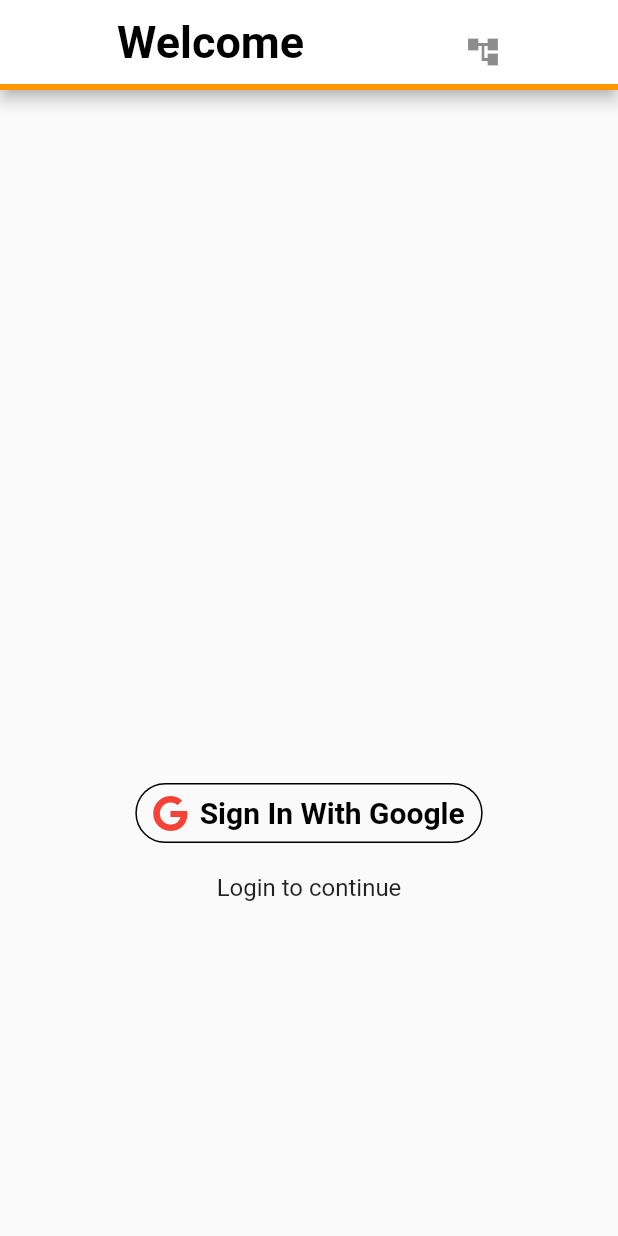
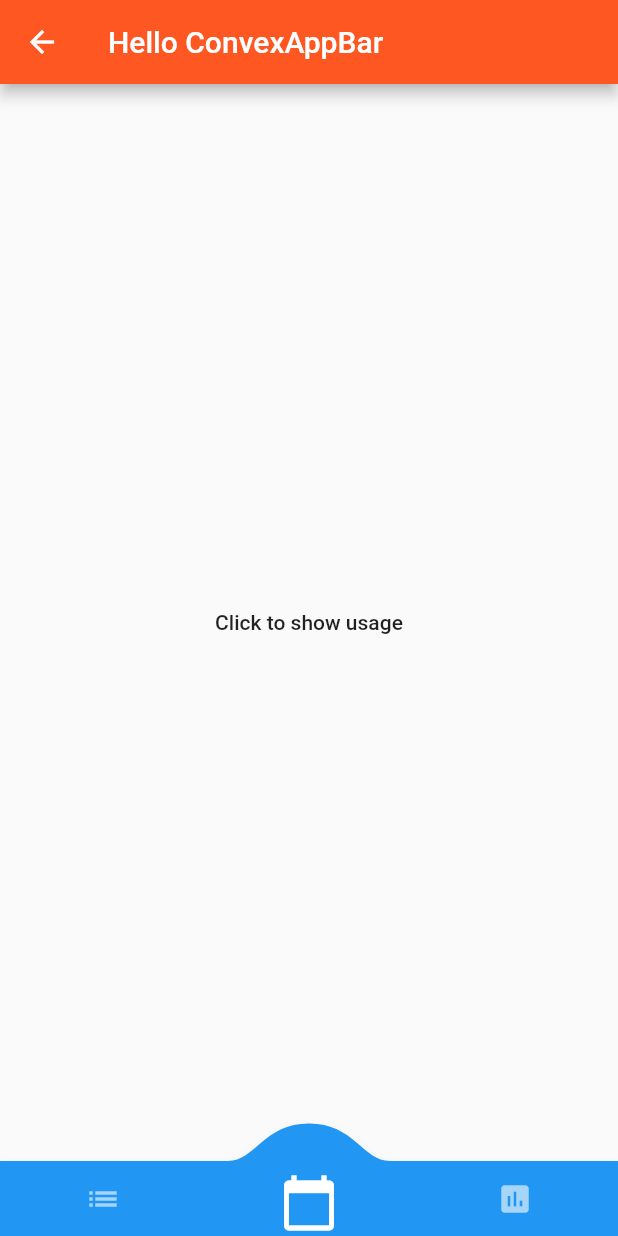
Before and after one commit to amdNewaz/crop_diseases_app, a Flutter app: the screen it shows after launch, after a tap on "Sign In With Google", on a phone screen of 412 x 824 dp. Run offline on Flutter 3.47's test engine with Material 2 defaults, Android fonts, the phone set to English and light mode, and no system bars; drawn by our look-alikes of convex_bottom_bar; our stand-ins replace firebase_auth, firebase_core, font_awesome_flutter, google_sign_in; accounts and stored records are empty.

Commit message:
UserDashboard added

```diff
--- a/crop_diseases/lib/main.dart
+++ b/crop_diseases/lib/main.dart
@@ -1,4 +1,4 @@
-import 'package:crop_diseases/pages/home_page.dart';
+import 'package:crop_diseases/screens/home_page.dart';
 import 'package:flutter/material.dart';
 import 'package:firebase_core/firebase_core.dart';
 
@@ -10,7 +10,7 @@ Future main() async {
 }
 
 class MyApp extends StatelessWidget {
-  static final String title = 'Google SignIn';
+  static final String title = 'User Sigin';
 
   @override
   Widget build(BuildContext context) => MaterialApp(
--- /dev/null
+++ b/crop_diseases/lib/screens/dashboard.dart
@@ -0,0 +1,62 @@
+import 'package:convex_bottom_bar/convex_bottom_bar.dart';
+import 'package:flutter/material.dart';
+
+class DashBoard extends StatefulWidget {
+  DashBoard({Key key}) : super(key: key);
+
+  @override
+  _DashBoardState createState() => _DashBoardState();
+}
+
+class _DashBoardState extends State<DashBoard> {
+  @override
+  Widget build(BuildContext context) {
+    // return Scaffold(
+    //   appBar: AppBar(
+    //     automaticallyImplyLeading: false,
+    //     title: Row(
+    //       mainAxisAlignment: MainAxisAlignment.spaceBetween,
+    //       children: [
+    //         Text('Crop'),
+    //         Row(
+    //           children: [
+    //             IconButton(icon: Icon(Icons.person), onPressed: () {})
+    //           ],
+    //         ),
+    //       ],
+    //     ),
+    //     actions: [
+    //       IconButton(
+    //           icon: Icon(Icons.search),
+    //           onPressed: () {
+    //             //showSearch(context: context, delegate: DataSearch(listWords));
+    //           })
+    //     ],
+    //   ),
+    //   body: Container(
+    //     child: Column(
+
+    //     ),
+    //   ),
+
+    // );
+    return Scaffold(
+      appBar: AppBar(title: Text('Hello ConvexAppBar')),
+      body: Center(
+          child: FlatButton(
+        child: Text('Click to show usage'),
+        onPressed: () => Navigator.of(context).pushNamed('/'),
+      )),
+      bottomNavigationBar: ConvexAppBar(
+        style: TabStyle.react,
+        items: [
+          TabItem(icon: Icons.list),
+          TabItem(icon: Icons.calendar_today),
+          TabItem(icon: Icons.assessment),
+        ],
+        initialActiveIndex: 1 /*optional*/,
+        onTap: (int i) => print('click index=$i'),
+      ),
+    );
+  }
+}
--- a/crop_diseases/lib/widget/google_signup_button_widget.dart
+++ b/crop_diseases/lib/widget/google_signup_button_widget.dart
@@ -1,8 +1,8 @@
 import 'package:crop_diseases/provider/google_sign_in.dart';
 import 'package:flutter/material.dart';
 import 'package:font_awesome_flutter/font_awesome_flutter.dart';
-
 import 'package:provider/provider.dart';
+import 'package:crop_diseases/screens/dashboard.dart';
 
 class GoogleSignupButtonWidget extends StatelessWidget {
   @override
@@ -20,9 +20,15 @@ class GoogleSignupButtonWidget extends StatelessWidget {
           textColor: Colors.black,
           icon: FaIcon(FontAwesomeIcons.google, color: Colors.red),
           onPressed: () {
-            final provider =
-                Provider.of<GoogleSignInProvider>(context, listen: false);
-            provider.login();
+            // final provider =
+            //     Provider.of<GoogleSignInProvider>(context, listen: false);
+            // provider.login();
+
+            Navigator.push(
+                context, MaterialPageRoute(
+                  builder: (context) => DashBoard()
+                 ),
+            );
           },
         ),
       );
--- a/crop_diseases/lib/widget/sign_up_widget.dart
+++ b/crop_diseases/lib/widget/sign_up_widget.dart
@@ -15,38 +15,17 @@ class SignUpWidget extends StatelessWidget {
 
   Widget buildSignUp() => Scaffold(
         appBar: AppBar(
-          backgroundColor: Colors.white,
-          bottom: PreferredSize(
-              child: Container(
-                color: CupertinoColors.activeOrange,
-                height: 4.0,
+          title: Row(
+            mainAxisAlignment: MainAxisAlignment.spaceBetween,
+            children: [
+              Text(
+                'Welcome',
+                style: TextStyle(
+                  fontSize: 25,
+                ),
               ),
-              preferredSize: Size.fromHeight(4.0)),
-          title: Padding(
-            padding: const EdgeInsets.all(16.0),
-            child: Column(
-              children: [
-                ListTile(
-                  title: Padding(
-                    padding: const EdgeInsets.all(30.0),
-                    child: Text(
-                      "Welcome",
-                      style: TextStyle(
-                        color: Colors.black,
-                        fontWeight: FontWeight.w600,
-                        fontSize: 30,
-
-                        // fontFamily:
-                      ),
-                    ),
-                  ),
-                  trailing: Padding(
-                    padding: const EdgeInsets.all(30.0),
-                    child: Icon(Icons.account_tree_sharp),
-                  ),
-                ),
-              ],
-            ),
+              Icon(Icons.ac_unit),
+            ],
           ),
         ),
         body: Container(
@@ -75,6 +54,7 @@ class SignUpWidget extends StatelessWidget {
             */
               Spacer(),
               GoogleSignupButtonWidget(),
+
               SizedBox(height: 12),
               Text(
                 'Login to continue',
--- a/crop_diseases/pubspec.yaml
+++ b/crop_diseases/pubspec.yaml
@@ -28,10 +28,14 @@ dependencies:
   # The following adds the Cupertino Icons font to your application.
   # Use with the CupertinoIcons class for iOS style icons.
   cupertino_icons: ^1.0.0
+  convex_bottom_bar: ^2.6.0
 
   # google sign in
-  firebase_auth: ^0.18.3
+  firebase_auth: ^0.20.0+1
   google_sign_in: ^4.5.6
+  firebase_core: ^0.7.0
+
+
 
   # state management
   provider: ^4.3.2+2
```
Also changed, not shown: crop_diseases/google-services.json (+8 -8 lines), crop_diseases/lib/screens/user_profile.dart (added, +21 -0 lines), crop_diseases/lib/screens/home_page.dart (renamed from crop_diseases/lib/pages/home_page.dart), crop_diseases/pubspec.lock, res/clipart-leaves-2-leaves-1.jpg (added), 4 other files.
